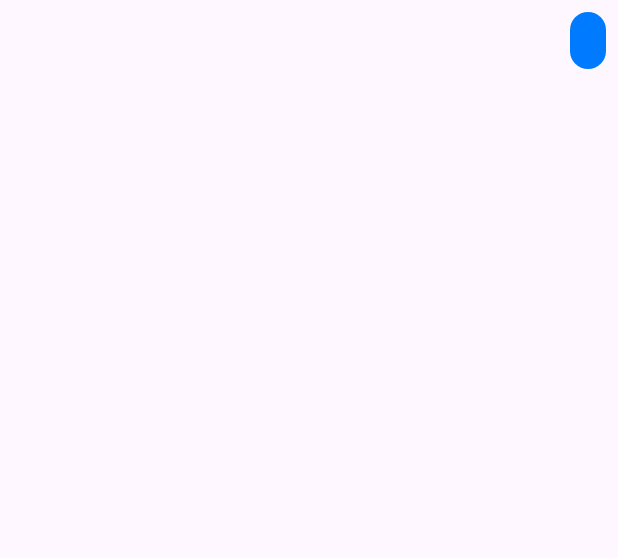
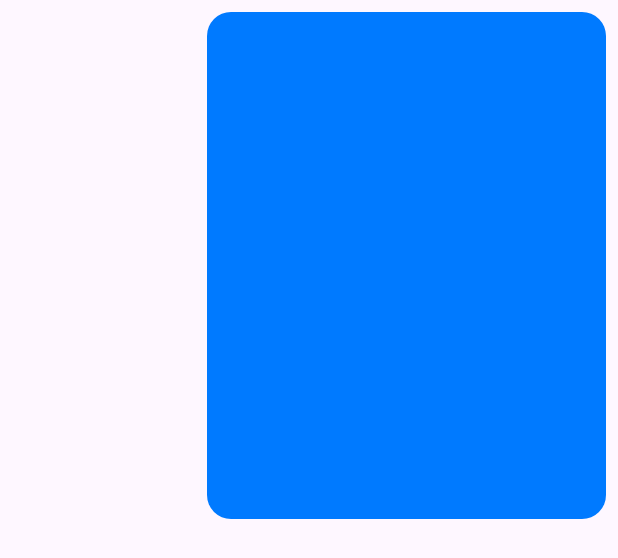
Before and after one commit to ivanbisimbrero/GroupAssignment_MobApp, an Android app: the layout item_image_message_outgoing.xml on its own in the app's theme, with its tools: preview values and no code run, on a phone screen of 412 x 824 dp. Shown: the top 558 px of the screen. Run offline under Robolectric (Android 15) with nearby library versions, the phone set to English and light mode, and no system bars.

Commit message:
Changed image layout to the previous one to the last commit
Co-authored-by: Yorrryiii <jorgeserranogalindo@gmail.com>

```diff
--- a/app/src/main/res/layout/item_comment_incoming.xml
+++ b/app/src/main/res/layout/item_comment_incoming.xml
@@ -40,4 +40,10 @@
         android:paddingTop="4dp"
         android:textSize="14sp"
         android:gravity="start" />
+
+    <View
+        android:layout_width="match_parent"
+        android:layout_height="1dp"
+        android:layout_marginTop="8dp"
+        android:background="?attr/colorOnSecondary" />
 </LinearLayout>
--- a/app/src/main/res/layout/item_comment_outgoing.xml
+++ b/app/src/main/res/layout/item_comment_outgoing.xml
@@ -55,4 +55,10 @@
         android:paddingTop="4dp"
         android:textSize="14sp"
         android:gravity="start" />
+
+    <View
+        android:layout_width="match_parent"
+        android:layout_height="1dp"
+        android:layout_marginTop="8dp"
+        android:background="?attr/colorOnSecondary" />
 </LinearLayout>
--- a/app/src/main/res/layout/item_image_message_outgoing.xml
+++ b/app/src/main/res/layout/item_image_message_outgoing.xml
@@ -46,32 +46,15 @@
                     android:gravity="end" />
             </LinearLayout>
 
-            <androidx.constraintlayout.widget.ConstraintLayout
-                xmlns:android="http://schemas.android.com/apk/res/android"
-                xmlns:app="http://schemas.android.com/apk/res-auto"
-                android:layout_width="match_parent"
+            <ImageView
+                android:id="@+id/ivMessageImage"
+                android:layout_width="wrap_content"
                 android:layout_height="wrap_content"
-                android:padding="0dp"
-                android:layout_margin="0dp">
-
-                <ImageView
-                    android:id="@+id/ivMessageImage"
-                    android:layout_width="0dp"
-                    android:layout_height="0dp"
-                    android:contentDescription="Image message"
-                    android:adjustViewBounds="true"
-                    android:scaleType="fitXY"
-                    app:layout_constraintTop_toTopOf="parent"
-                    app:layout_constraintStart_toStartOf="parent"
-                    app:layout_constraintEnd_toEndOf="parent"
-                    app:layout_constraintBottom_toBottomOf="parent"
-                    android:layout_margin="0dp"
-                    android:padding="0dp"/>
-            </androidx.constraintlayout.widget.ConstraintLayout>
-
-
-
-
+                android:contentDescription="Image message"
+                android:paddingTop="4dp"
+                android:minWidth="250dp"
+                android:minHeight="300dp"
+                android:scaleType="fitXY" />
 
         </LinearLayout>
     </LinearLayout>
```
Also changed, not shown: app/src/main/java/com/example/weatherapp_mobapp/CityPostedComments.kt (+13 -0 lines).
